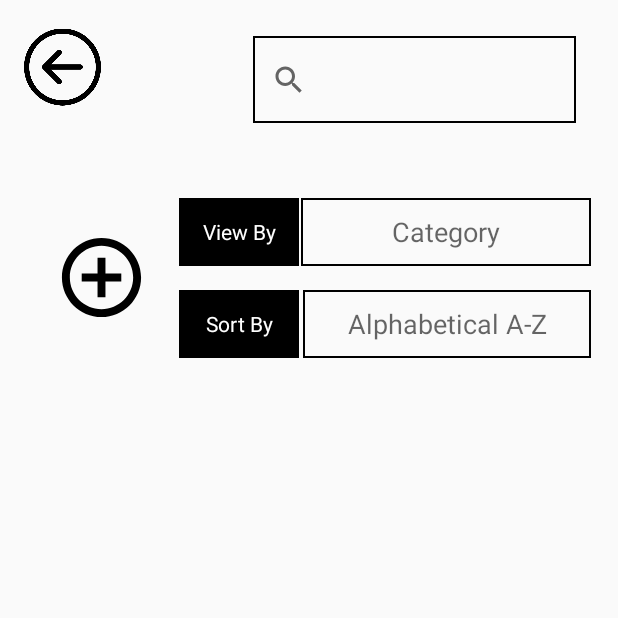
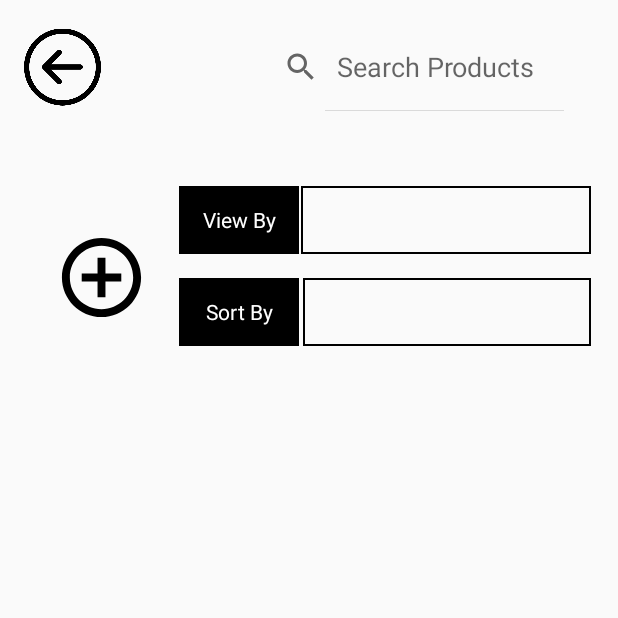
Before and after one commit to Lieliel/DragonSIS, an Android app: the ViewProducts screen opened directly, with no data from a screen before it, on a phone screen of 412 x 824 dp, the top half of it. Run offline under Robolectric (Android 15) with nearby library versions, the phone set to English and light mode, and no system bars.

Commit message:
Medyo gumagana Search Products, tapusin na lang the rest ng products then pwede matest

```diff
--- a/app/src/main/java/com/tolentino/dragonsis/ViewProducts.java
+++ b/app/src/main/java/com/tolentino/dragonsis/ViewProducts.java
@@ -21,6 +21,7 @@ public class ViewProducts extends AppCompatActivity {
     ImageView img_add_product;
     DbManager db;
     ListView list_products;
+    ListAdapter listAdapter;
 
     @Override
     protected void onCreate(Bundle savedInstanceState) {
@@ -33,6 +34,7 @@ public class ViewProducts extends AppCompatActivity {
 
         db = new DbManager(this);
 
+        //Back to Manager Menu
         img_back_view_products.setOnClickListener(new View.OnClickListener() {
             @Override
             public void onClick(View view) {
@@ -54,8 +56,21 @@ public class ViewProducts extends AppCompatActivity {
         //Adapt Products List
         list_products = findViewById(R.id.list_products);
         ArrayList<HashMap<String, String>> productlist = db.getProducts();
-        ListAdapter listAdapter = new SimpleAdapter(ViewProducts.this, productlist, R.layout.list_row_product, new String[]{"prod_name","prod_description","prod_price","prod_category"}, new int[]{R.id.row_product_name, R.id.row_product_description, R.id.row_product_price, R.id.row_product_category});
+        listAdapter = new SimpleAdapter(ViewProducts.this, productlist, R.layout.list_row_product, new String[]{"prod_name","prod_description","prod_price","prod_category"}, new int[]{R.id.row_product_name, R.id.row_product_description, R.id.row_product_price, R.id.row_product_category});
         list_products.setAdapter(listAdapter);
 
+        //Search Product Function
+        srch_product.setOnQueryTextListener(new SearchView.OnQueryTextListener() {
+            @Override
+            public boolean onQueryTextSubmit(String s) {
+                return false;
+            }
+
+            @Override
+            public boolean onQueryTextChange(String s) {
+                ((SimpleAdapter)ViewProducts.this.listAdapter).getFilter().filter(s);
+                return false;
+            }
+        });
     }
 }
--- a/app/src/main/res/layout/activity_view_products2.xml
+++ b/app/src/main/res/layout/activity_view_products2.xml
@@ -33,14 +33,14 @@
 
     <SearchView
         android:id="@+id/srch_product"
-        android:layout_width="215dp"
         android:layout_height="58dp"
-        android:layout_marginTop="24dp"
+        android:layout_width="wrap_content"
+        android:maxWidth="215dp"
+        android:layout_marginTop="16dp"
         android:layout_marginEnd="28dp"
-        android:background="@drawable/my_border"
         android:ems="10"
-        android:hint="Search Products"
-        android:inputType="textPersonName"
+        android:iconifiedByDefault="false"
+        android:queryHint="Search Products"
         android:textAlignment="center"
         app:layout_constraintEnd_toEndOf="parent"
         app:layout_constraintTop_toTopOf="parent" />
@@ -76,7 +76,7 @@
         app:layout_constraintTop_toBottomOf="@+id/txt_view_prod_label" />
 
     <!--Spinner dapat toh-->
-    <EditText
+    <Spinner
         android:id="@+id/edit_prod_category"
         android:layout_width="193dp"
         android:layout_height="45dp"
@@ -84,14 +84,12 @@
         android:layout_marginEnd="18dp"
         android:background="@drawable/my_border"
         android:ems="10"
-        android:hint="Category"
-        android:inputType="textPersonName"
         android:textAlignment="center"
         app:layout_constraintEnd_toEndOf="parent"
         app:layout_constraintTop_toBottomOf="@+id/srch_product" />
 
     <!--Spinner din dapat toh-->
-    <EditText
+    <Spinner
         android:id="@+id/editTextTextPersonName6"
         android:layout_width="192dp"
         android:layout_height="45dp"
@@ -99,8 +97,6 @@
         android:layout_marginEnd="18dp"
         android:background="@drawable/my_border"
         android:ems="10"
-        android:hint="Alphabetical A-Z"
-        android:inputType="textPersonName"
         android:textAlignment="center"
         app:layout_constraintEnd_toEndOf="parent"
         app:layout_constraintTop_toBottomOf="@+id/edit_prod_category" />
```
